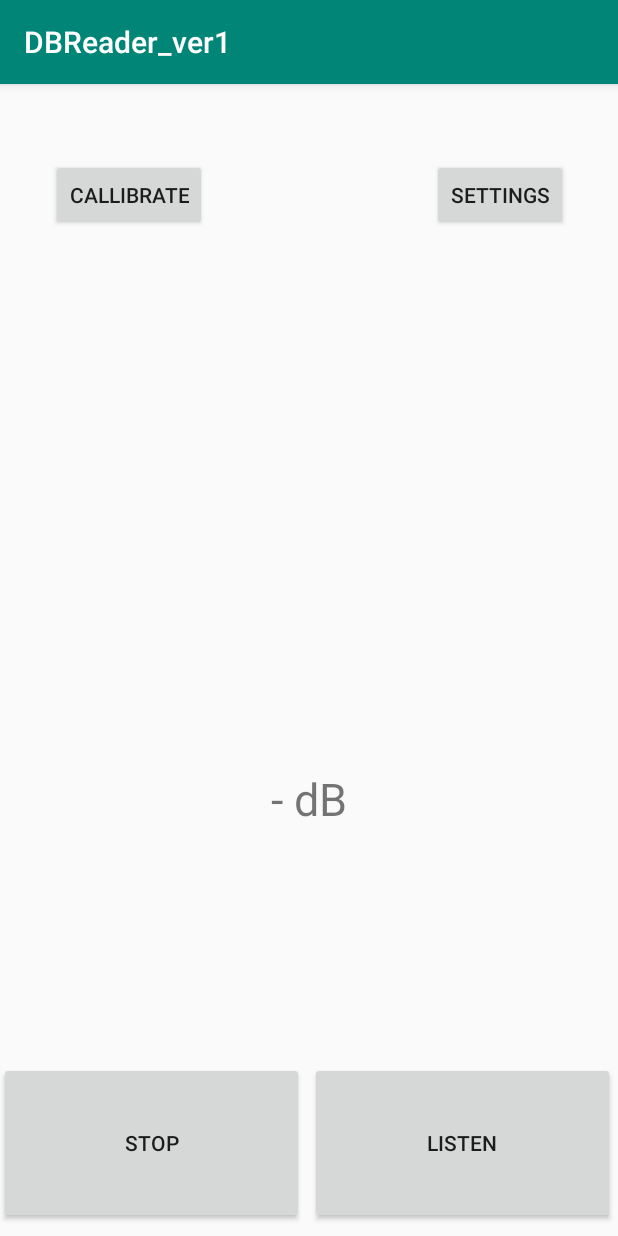
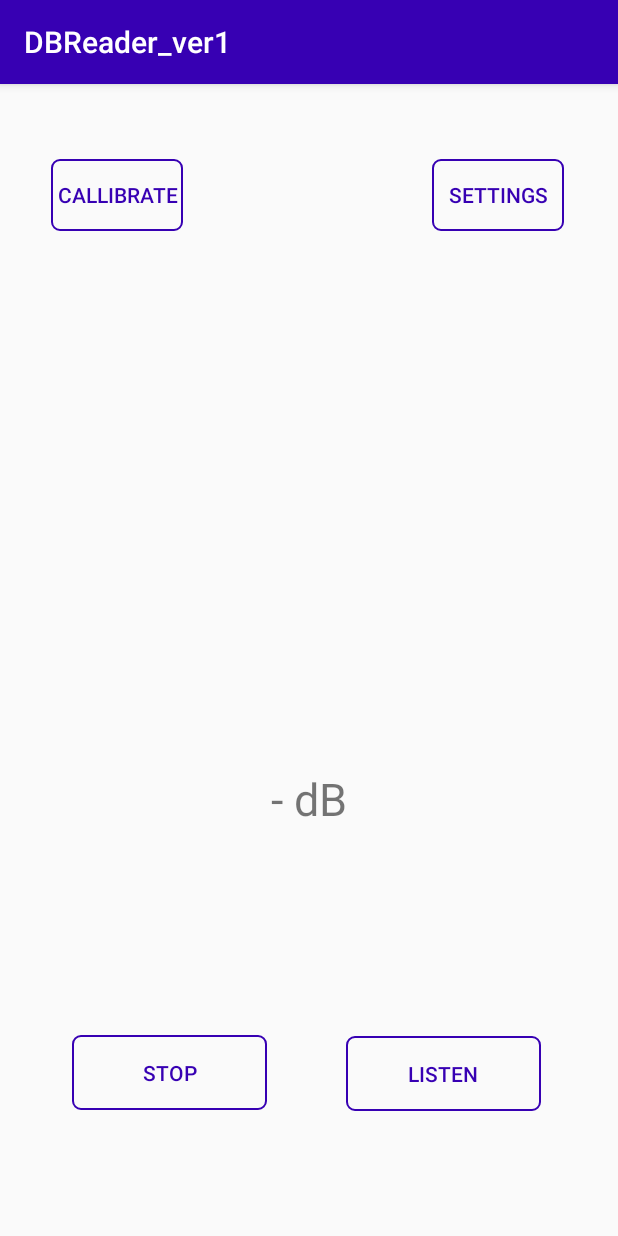
Before and after one commit to camelKase/NICU_DBReader, an Android app: the screen it shows after launch (MainActivity), on a phone screen of 412 x 824 dp. Run offline under Robolectric (Android 15) with nearby library versions, the phone set to English and light mode, and no system bars.

Commit message:
added UI to latest code and paused MediaRecorder when alarm triggers

```diff
--- a/DBReader_ver1/app/src/main/java/com/example/dbreader_ver1/MainActivity.java
+++ b/DBReader_ver1/app/src/main/java/com/example/dbreader_ver1/MainActivity.java
@@ -297,7 +297,7 @@ public class MainActivity extends AppCompatActivity {
             public void onClick(DialogInterface dialogInterface, int i) {
                 // alertTextView.setVisibility(View.VISIBLE);
                 alertActive = false;
-                mRecorder.resume();
+                mRecorder.pause();
             }
         });
         builder.show();
--- /dev/null
+++ b/DBReader_ver1/app/src/main/res/drawable/custom_button1.xml
@@ -0,0 +1,7 @@
+<?xml version="1.0" encoding="utf-8"?>
+<shape xmlns:android="http://schemas.android.com/apk/res/android" android:shape="rectangle">
+
+    <stroke android:color="#3700B3" android:width="1dp"/>
+    <corners android:radius="5dp"/>
+
+</shape>
--- a/DBReader_ver1/app/src/main/res/layout/activity_callibration.xml
+++ b/DBReader_ver1/app/src/main/res/layout/activity_callibration.xml
@@ -20,6 +20,7 @@
 
         <Button
             android:id="@+id/decrease"
+            android:background="@drawable/custom_button1"
             android:layout_width="wrap_content"
             android:layout_height="wrap_content"
             android:onClick="decreaseInteger"
@@ -27,6 +28,7 @@
 
         <TextView
             android:id="@+id/integer_number"
+
             android:layout_width="wrap_content"
             android:layout_height="wrap_content"
             android:layout_marginLeft="40dp"
@@ -39,6 +41,7 @@
 
         <Button
             android:id="@+id/increase"
+            android:background="@drawable/custom_button1"
             android:layout_width="wrap_content"
             android:layout_height="wrap_content"
             android:onClick="increaseInteger"
@@ -55,6 +58,8 @@
         android:layout_marginEnd="162dp"
         android:layout_marginBottom="8dp"
         android:text="@string/back"
+        android:background="@drawable/custom_button1"
+        android:textColor="#3700B3"
         app:layout_constraintBottom_toBottomOf="parent"
         app:layout_constraintEnd_toEndOf="parent"
         app:layout_constraintHorizontal_bias="0.0"
--- a/DBReader_ver1/app/src/main/res/layout/activity_main.xml
+++ b/DBReader_ver1/app/src/main/res/layout/activity_main.xml
@@ -8,19 +8,21 @@
 
     <Button
         android:id="@+id/listenButton"
-        android:layout_width="203dp"
-        android:layout_height="108dp"
+        android:layout_width="130dp"
+        android:layout_height="50dp"
         android:layout_marginStart="2dp"
         android:layout_marginTop="516dp"
         android:layout_marginEnd="3dp"
         android:layout_marginBottom="8dp"
+        android:background="@drawable/custom_button1"
         android:onClick="listenButton"
-        android:text="Listen"
+        android:text="@string/listen"
+        android:textColor="#3700B3"
         app:layout_constraintBottom_toBottomOf="parent"
         app:layout_constraintEnd_toEndOf="parent"
         app:layout_constraintStart_toEndOf="@+id/stopButton"
         app:layout_constraintTop_toTopOf="parent"
-        app:layout_constraintVertical_bias="1.0" />
+        app:layout_constraintVertical_bias="0.611" />
 
     <TextView
         android:id="@+id/dbText"
@@ -38,21 +40,24 @@
 
     <Button
         android:id="@+id/stopButton"
-        android:layout_width="203dp"
-        android:layout_height="108dp"
+        android:layout_width="130dp"
+        android:layout_height="50dp"
         android:layout_marginTop="524dp"
         android:layout_marginEnd="2dp"
         android:layout_marginBottom="8dp"
+        android:background="@drawable/custom_button1"
         android:onClick="stopButton"
-        android:text="Stop"
+        android:text="@string/stop"
+        android:textColor="#3700B3"
         app:layout_constraintBottom_toBottomOf="parent"
         app:layout_constraintEnd_toStartOf="@+id/listenButton"
         app:layout_constraintStart_toStartOf="parent"
         app:layout_constraintTop_toTopOf="parent"
-        app:layout_constraintVertical_bias="1.0" />
+        app:layout_constraintVertical_bias="0.59" />
 
     <Button
         android:id="@+id/settingsButton"
+        android:textColor="#3700B3"
         android:layout_width="wrap_content"
         android:layout_height="wrap_content"
         android:layout_marginStart="288dp"
@@ -60,6 +65,7 @@
         android:layout_marginEnd="34dp"
         android:layout_marginBottom="8dp"
         android:text="Settings"
+        android:background="@drawable/custom_button1"
         app:layout_constraintBottom_toBottomOf="parent"
         app:layout_constraintEnd_toEndOf="parent"
         app:layout_constraintHorizontal_bias="0.0"
@@ -69,12 +75,14 @@
 
     <Button
         android:id="@+id/callibrateButton"
+        android:background="@drawable/custom_button1"
         android:layout_width="wrap_content"
         android:layout_height="wrap_content"
         android:layout_marginStart="34dp"
         android:layout_marginTop="46dp"
         android:layout_marginEnd="8dp"
         android:layout_marginBottom="8dp"
+        android:textColor="#3700B3"
         android:text="@string/callibrate"
         app:layout_constraintBottom_toBottomOf="parent"
         app:layout_constraintEnd_toStartOf="@+id/settingsButton"
--- a/DBReader_ver1/app/src/main/res/layout/settings.xml
+++ b/DBReader_ver1/app/src/main/res/layout/settings.xml
@@ -28,6 +28,8 @@
         android:id="@+id/saveButton"
         android:layout_width="wrap_content"
         android:layout_height="wrap_content"
+        android:textColor="#3700B3"
+        android:background="@drawable/custom_button1"
         android:layout_marginStart="161dp"
         android:layout_marginTop="52dp"
         android:layout_marginEnd="162dp"
@@ -40,6 +42,8 @@
 
     <Button
         android:id="@+id/backButton"
+        android:textColor="#3700B3"
+        android:background="@drawable/custom_button1"
         android:layout_width="wrap_content"
         android:layout_height="wrap_content"
         android:layout_marginStart="162dp"
--- a/DBReader_ver1/app/src/main/res/values/colors.xml
+++ b/DBReader_ver1/app/src/main/res/values/colors.xml
@@ -1,6 +1,8 @@
 <?xml version="1.0" encoding="utf-8"?>
 <resources>
-    <color name="colorPrimary">#008577</color>
-    <color name="colorPrimaryDark">#00574B</color>
+    <color name="colorPrimary">#3700B3</color>
+    <color name="colorPrimaryDark">#6200EE</color>
     <color name="colorAccent">#D81B60</color>
+    <color name="black">#FFFFFF</color>
+    <color name="head">#000000</color>
 </resources>
--- a/DBReader_ver1/app/src/main/res/values/strings.xml
+++ b/DBReader_ver1/app/src/main/res/values/strings.xml
@@ -6,4 +6,6 @@
     <string name="back">back</string>
     <string name="save">save</string>
     <string name="callibrate">Callibrate</string>
+    <string name="stop">Stop</string>
+    <string name="listen">Listen</string>
 </resources>
```
